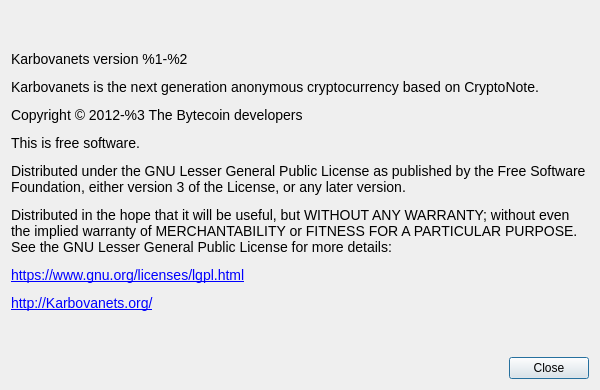
The window that src/Gui/Common/AboutDialog.ui (Karbovanets/Karbo-lite) describes before a commit, drawn with Qt 5.
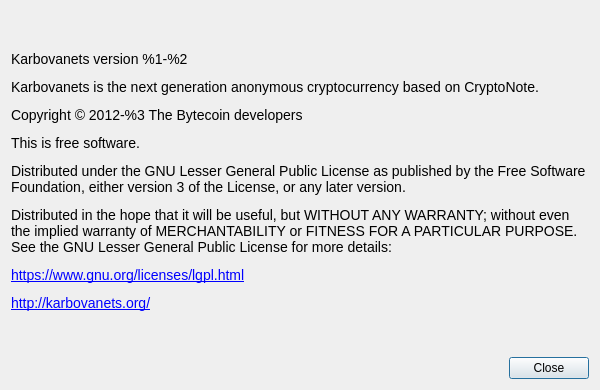
The same window after the commit. Custom widgets are drawn as their Qt base class.

Diff of the .ui file:
```diff
--- a/src/Gui/Common/AboutDialog.ui
+++ b/src/Gui/Common/AboutDialog.ui
@@ -41,7 +41,7 @@
       </sizepolicy>
      </property>
      <property name="text">
-      <string>&lt;html&gt;&lt;head/&gt;&lt;body&gt;&lt;p&gt;&lt;span style=&quot; font-family:'Open Sans'; font-size:14px;&quot;&gt;Karbovanets version %1-%2&lt;/span&gt;&lt;/p&gt;&lt;p&gt;&lt;span style=&quot; font-family:'Open Sans'; font-size:14px;&quot;&gt;Karbovanets is the next generation anonymous cryptocurrency based on CryptoNote.&lt;/span&gt;&lt;/p&gt;&lt;p&gt;&lt;span style=&quot; font-family:'Open Sans'; font-size:14px;&quot;&gt;Copyright © 2012-%3 The Bytecoin developers&lt;/span&gt;&lt;/p&gt;&lt;p&gt;&lt;span style=&quot; font-family:'Open Sans'; font-size:14px;&quot;&gt;This is free software.&lt;/span&gt;&lt;/p&gt;&lt;p&gt;&lt;span style=&quot; font-family:'Open Sans'; font-size:14px;&quot;&gt;Distributed under the GNU Lesser General Public License as published by the Free Software Foundation, either version 3 of the License, or any later version.&lt;/span&gt;&lt;/p&gt;&lt;p&gt;&lt;span style=&quot; font-family:'Open Sans'; font-size:14px;&quot;&gt;Distributed in the hope that it will be useful, but WITHOUT ANY WARRANTY; without even the implied warranty of MERCHANTABILITY or FITNESS FOR A PARTICULAR PURPOSE. See the GNU Lesser General Public License for more details:&lt;/span&gt;&lt;/p&gt;&lt;p&gt;&lt;a href=&quot;https://www.gnu.org/licenses/lgpl.html&quot;&gt;&lt;span style=&quot; font-family:'Open Sans'; font-size:14px; text-decoration: underline; color:#0000ff;&quot;&gt;https://www.gnu.org/licenses/lgpl.html&lt;/span&gt;&lt;/a&gt;&lt;/p&gt;&lt;p&gt;&lt;a href=&quot;http://Karbovanets.org/&quot;&gt;&lt;span style=&quot; font-family:'Open Sans'; font-size:14px; text-decoration: underline; color:#0000ff;&quot;&gt;http://Karbovanets.org/&lt;/span&gt;&lt;/a&gt;&lt;/p&gt;&lt;/body&gt;&lt;/html&gt;</string>
+      <string>&lt;html&gt;&lt;head/&gt;&lt;body&gt;&lt;p&gt;&lt;span style=&quot; font-family:'Open Sans'; font-size:14px;&quot;&gt;Karbovanets version %1-%2&lt;/span&gt;&lt;/p&gt;&lt;p&gt;&lt;span style=&quot; font-family:'Open Sans'; font-size:14px;&quot;&gt;Karbovanets is the next generation anonymous cryptocurrency based on CryptoNote.&lt;/span&gt;&lt;/p&gt;&lt;p&gt;&lt;span style=&quot; font-family:'Open Sans'; font-size:14px;&quot;&gt;Copyright © 2012-%3 The Bytecoin developers&lt;/span&gt;&lt;/p&gt;&lt;p&gt;&lt;span style=&quot; font-family:'Open Sans'; font-size:14px;&quot;&gt;This is free software.&lt;/span&gt;&lt;/p&gt;&lt;p&gt;&lt;span style=&quot; font-family:'Open Sans'; font-size:14px;&quot;&gt;Distributed under the GNU Lesser General Public License as published by the Free Software Foundation, either version 3 of the License, or any later version.&lt;/span&gt;&lt;/p&gt;&lt;p&gt;&lt;span style=&quot; font-family:'Open Sans'; font-size:14px;&quot;&gt;Distributed in the hope that it will be useful, but WITHOUT ANY WARRANTY; without even the implied warranty of MERCHANTABILITY or FITNESS FOR A PARTICULAR PURPOSE. See the GNU Lesser General Public License for more details:&lt;/span&gt;&lt;/p&gt;&lt;p&gt;&lt;a href=&quot;https://www.gnu.org/licenses/lgpl.html&quot;&gt;&lt;span style=&quot; font-family:'Open Sans'; font-size:14px; text-decoration: underline; color:#0000ff;&quot;&gt;https://www.gnu.org/licenses/lgpl.html&lt;/span&gt;&lt;/a&gt;&lt;/p&gt;&lt;p&gt;&lt;a href=&quot;http://Karbovanets.org/&quot;&gt;&lt;span style=&quot; font-family:'Open Sans'; font-size:14px; text-decoration: underline; color:#0000ff;&quot;&gt;http://karbovanets.org/&lt;/span&gt;&lt;/a&gt;&lt;/p&gt;&lt;/body&gt;&lt;/html&gt;</string>
      </property>
      <property name="textFormat">
       <enum>Qt::RichText</enum>
```
